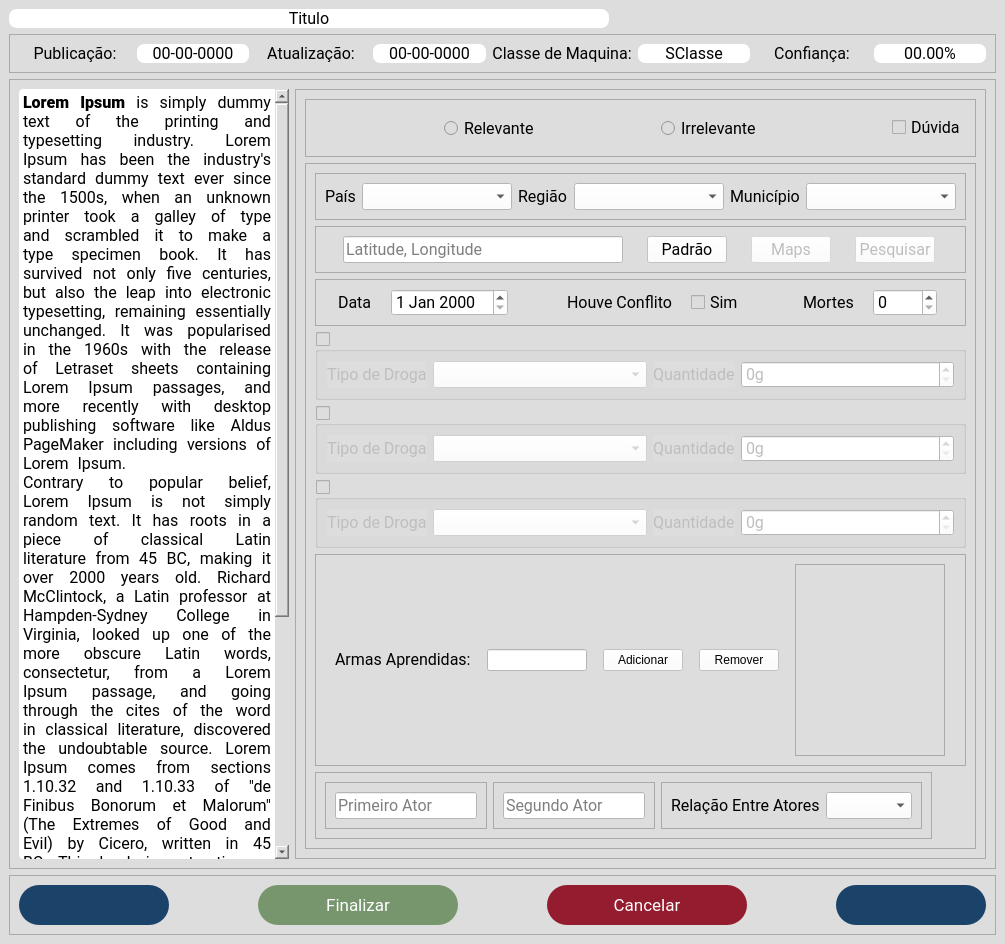
The window that src/view/pages/ui_pages.ui (cintraluiza2/CO_annotationsmirror) describes before a commit, drawn with Qt 5.
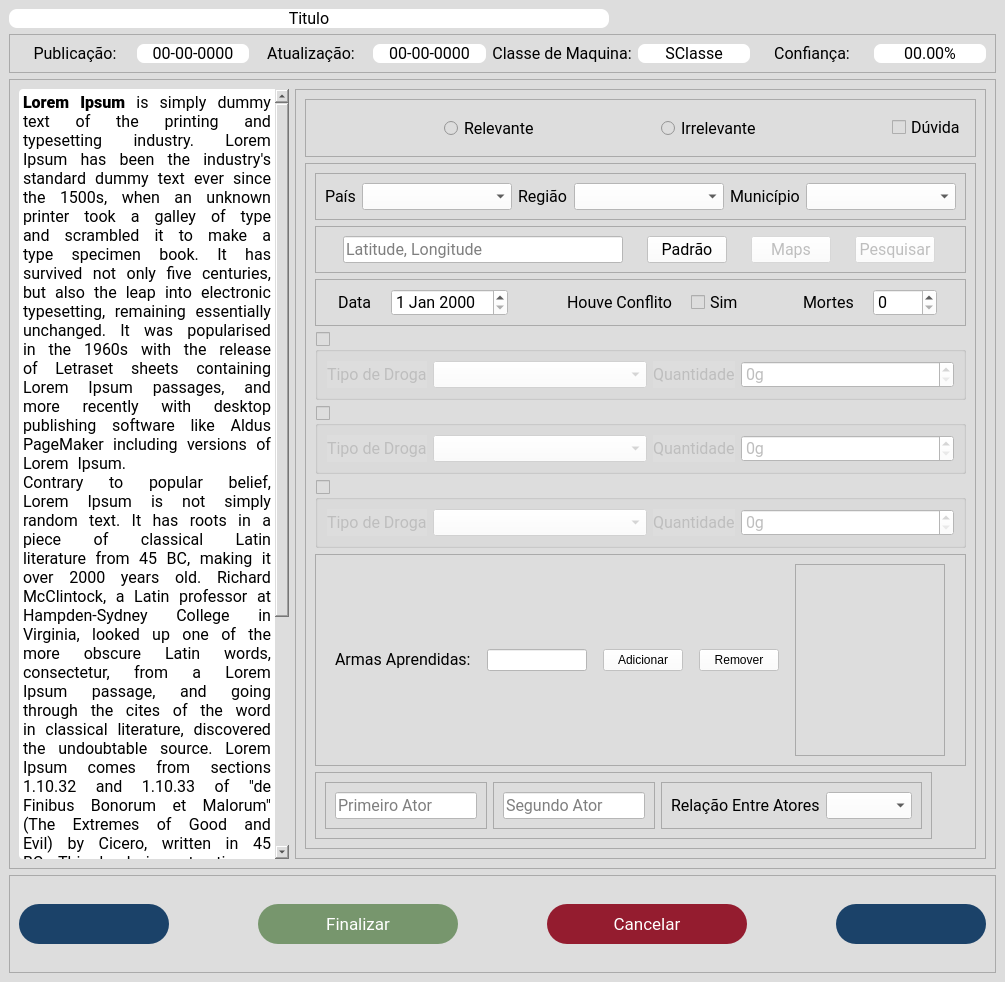
The same window after the commit. The open tabs and pages were chosen to show the change. Icons and pictures are not drawn.

Commit message: Add style border

Patch:
```diff
--- a/src/view/pages/ui_pages.ui
+++ b/src/view/pages/ui_pages.ui
@@ -7,7 +7,7 @@
     <x>0</x>
     <y>0</y>
     <width>1005</width>
-    <height>902</height>
+    <height>982</height>
    </rect>
   </property>
   <property name="windowTitle">
```
Left out of the diff: 171 changed lines with no effect on the pictures. The commit also changes 1 other file.
